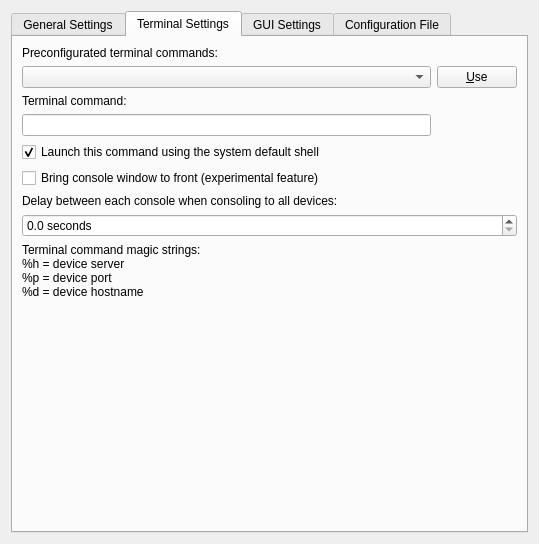
This is src/GNS3/Ui/ConfigurationPages/Form_PreferencesGeneral.ui in GNS3/gns3-legacy as Qt 5 draws it before an edit. The edited form follows.
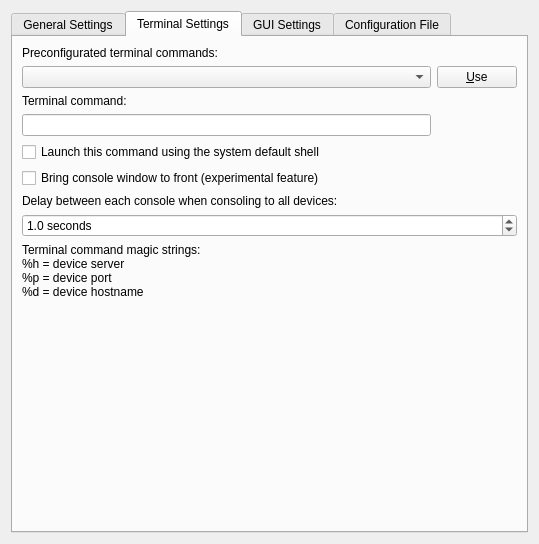
This is the edited form. The open tabs and pages were chosen to show the change.

Diff of the .ui file:
```diff
--- a/src/GNS3/Ui/ConfigurationPages/Form_PreferencesGeneral.ui
+++ b/src/GNS3/Ui/ConfigurationPages/Form_PreferencesGeneral.ui
@@ -222,7 +222,7 @@
           <string>Launch this command using the system default shell</string>
          </property>
          <property name="checked">
-          <bool>true</bool>
+          <bool>false</bool>
          </property>
         </widget>
        </item>
@@ -257,6 +257,9 @@
          <property name="singleStep">
           <double>0.500000000000000</double>
          </property>
+         <property name="value">
+          <double>1.000000000000000</double>
+         </property>
         </widget>
        </item>
        <item row="8" column="0">
```
